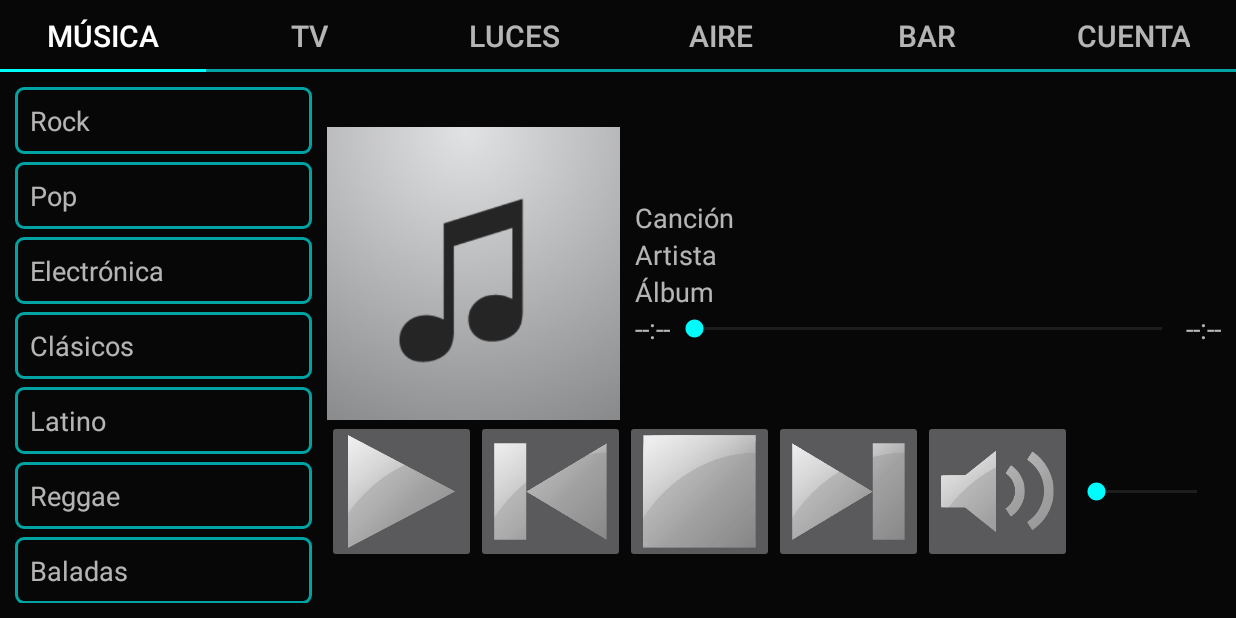
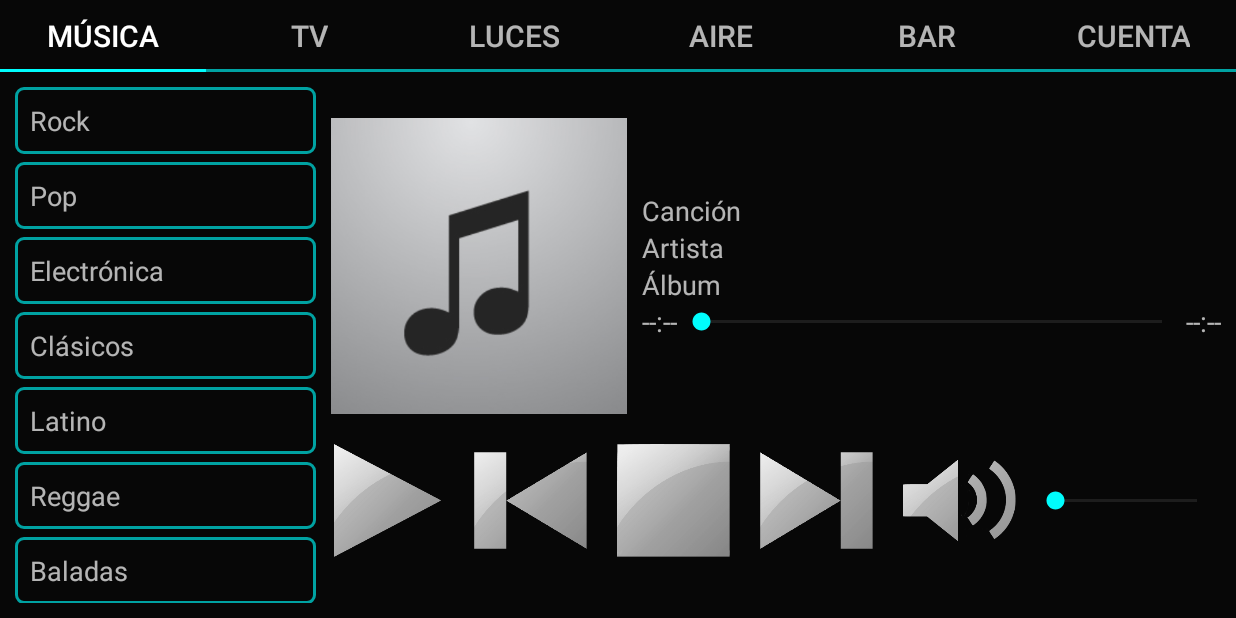
Before and after one commit to stupidusername/M3C, an Android app: the screen it shows after launch (MainActivity), on a phone screen of 824 x 412 dp (held sideways). Run offline under Robolectric (Android 15) with nearby library versions, the phone set to English and light mode, and no system bars.

Commit message:
changed image button style

```diff
--- a/app/src/main/res/layout/fragment_music.xml
+++ b/app/src/main/res/layout/fragment_music.xml
@@ -22,14 +22,14 @@
             android:layout_width="0dp"
             android:layout_height="match_parent"
             android:layout_weight="3"
-            android:gravity="center"
-            android:layout_marginLeft="10dp">
+            android:gravity="center">
 
             <LinearLayout
                 android:orientation="horizontal"
                 android:layout_width="match_parent"
                 android:layout_height="wrap_content"
-                android:gravity="center">
+                android:gravity="center"
+                android:paddingLeft="10dp">
 
                 <ImageView
                     android:layout_width="0dp"
@@ -37,7 +37,7 @@
                     android:id="@+id/music_albumart"
                     android:layout_weight="1"
                     android:src="@drawable/albumart_placeholder"
-                    android:adjustViewBounds="true" />
+                    style="@style/image" />
 
                 <LinearLayout
                     android:orientation="vertical"
@@ -45,7 +45,7 @@
                     android:layout_height="wrap_content"
                     android:layout_weight="2"
                     android:gravity="center_vertical"
-                    android:layout_marginLeft="10dp">
+                    android:paddingLeft="10dp">
 
                     <TextView
                         android:layout_width="wrap_content"
@@ -102,47 +102,33 @@
                 android:orientation="horizontal"
                 android:layout_width="match_parent"
                 android:layout_height="wrap_content"
-                android:gravity="center">
+                android:gravity="center"
+                android:layout_marginTop="10dp">
 
                 <ImageButton
-                    android:layout_width="0dp"
-                    android:layout_height="wrap_content"
-                    android:layout_weight="1"
                     android:id="@+id/music_play_button"
                     android:src="@drawable/play"
-                    style="@style/image" />
+                    style="@style/imageButtonLarge" />
 
                 <ImageButton
-                    android:layout_width="0dp"
-                    android:layout_height="wrap_content"
-                    android:layout_weight="1"
                     android:id="@+id/music_previous_button"
                     android:src="@drawable/previous"
-                    style="@style/image" />
+                    style="@style/imageButtonLarge" />
 
                 <ImageButton
-                    android:layout_width="0dp"
-                    android:layout_height="wrap_content"
-                    android:layout_weight="1"
                     android:id="@+id/music_stop_button"
                     android:src="@drawable/stop"
-                    style="@style/image"  />
+                    style="@style/imageButtonLarge"  />
 
                 <ImageButton
-                    android:layout_width="0dp"
-                    android:layout_height="wrap_content"
-                    android:layout_weight="1"
                     android:id="@+id/music_next_button"
                     android:src="@drawable/next"
-                    style="@style/image" />
+                    style="@style/imageButtonLarge" />
 
                 <ImageButton
-                    android:layout_width="0dp"
-                    android:layout_height="wrap_content"
-                    android:layout_weight="1"
                     android:id="@+id/music_volume_button"
                     android:src="@drawable/volume_high"
-                    style="@style/image" />
+                    style="@style/imageButtonLarge" />
 
                 <SeekBar
                     android:layout_width="0dp"
--- a/app/src/main/res/values/styles.xml
+++ b/app/src/main/res/values/styles.xml
@@ -14,6 +14,16 @@
         <item name="android:adjustViewBounds">true</item>
     </style>
 
+    <!--Button styles-->
+    <style name="imageButton" parent="image">
+        <item name="android:background">@android:color/transparent</item>
+    </style>
+    <style name="imageButtonLarge" parent="imageButton">
+        <item name="android:layout_width">75dp</item>
+        <item name="android:layout_height">75dp</item>
+        <item name="android:layout_margin">10dp</item>
+    </style>
+
     <!--Widget styles-->
     <style name="listview">
         <item name="android:divider">@android:color/transparent</item>
```
